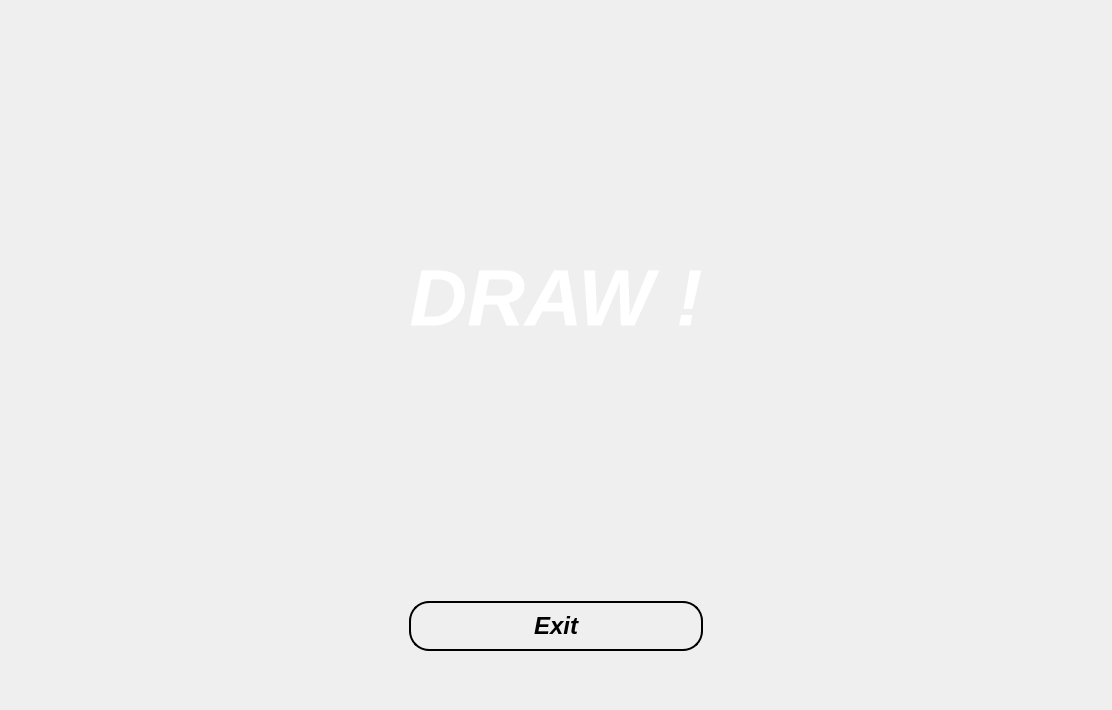
Old version of the form draw.ui in the repository Mohammed-3tef/Tic_Tac_Masterpiece_GUI.
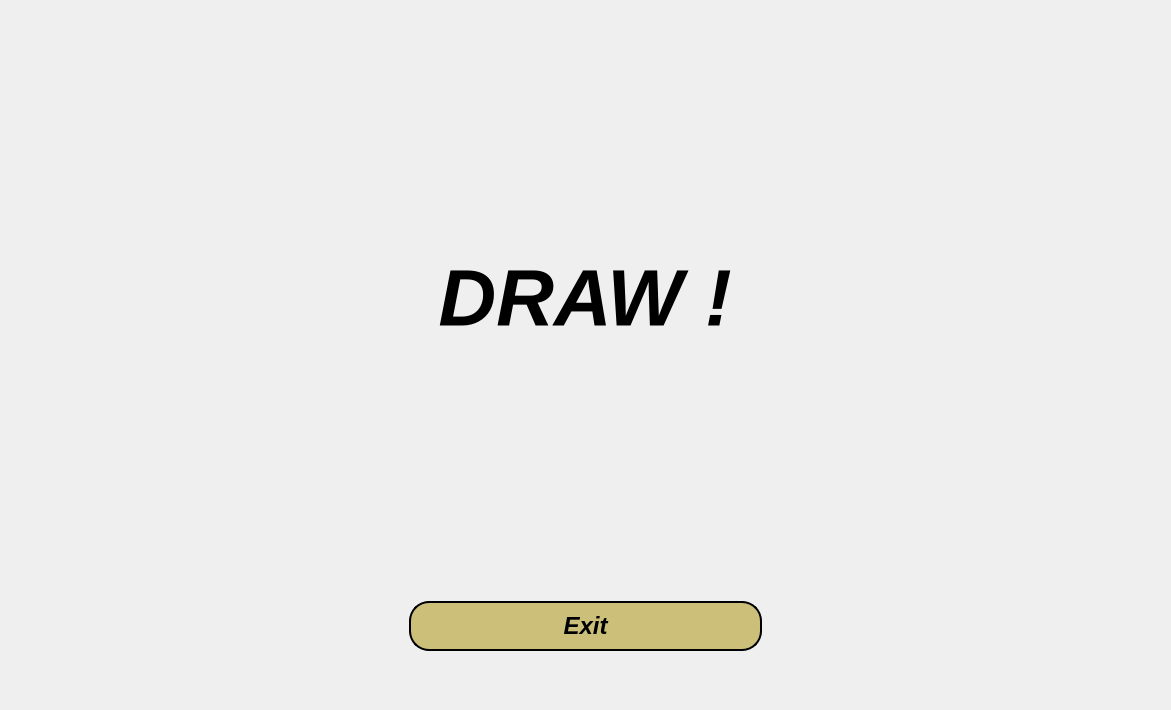
New version of the form.

```diff
--- a/draw.ui
+++ b/draw.ui
@@ -6,7 +6,7 @@
    <rect>
     <x>0</x>
     <y>0</y>
-    <width>1112</width>
+    <width>1171</width>
     <height>710</height>
    </rect>
   </property>
@@ -59,7 +59,7 @@
     justify-content: center;
     align-items: center;
     text-align: center;
-    color: white;
+    color: #000;
     font-size: 1.5rem;
     font-family: Arial, sans-serif;
 }</string>
@@ -89,6 +89,11 @@
         <verstretch>0</verstretch>
        </sizepolicy>
       </property>
+      <property name="styleSheet">
+       <string notr="true">display: flex;
+    justify-content: center;
+    align-items: center;</string>
+      </property>
       <layout class="QVBoxLayout" name="verticalLayout">
        <property name="leftMargin">
         <number>200</number>
@@ -113,6 +118,12 @@
            <height>50</height>
           </size>
          </property>
+         <property name="maximumSize">
+          <size>
+           <width>1500</width>
+           <height>16777215</height>
+          </size>
+         </property>
          <property name="font">
           <font>
            <pointsize>18</pointsize>
@@ -121,11 +132,12 @@
           </font>
          </property>
          <property name="styleSheet">
-          <string notr="true">QPushButton {
+          <string notr="true">
+
+QPushButton {
+
 	margin: 0% 200%;
-	background: qlineargradient(spread:pad, x1:0, y1:0, x2:1, y2:0,  
-	stop:1 #c8b6ff
-	stop:0 #7ccbd6);
+	background:  #cbbf7a;
 	
     color: #000; 
     border: 2px solid rgb(0,0,0) ;
@@ -138,7 +150,13 @@
 	stop:0  rgb(72, 149, 239)
 	stop:1  rgb(64, 41, 143));
     color: #ffffff; 
-}</string>
+}
+
+
+
+
+
+</string>
          </property>
          <property name="text">
           <string>Exit</string>
```
Left out of the diff: 24 changed lines with no effect on the pictures.
